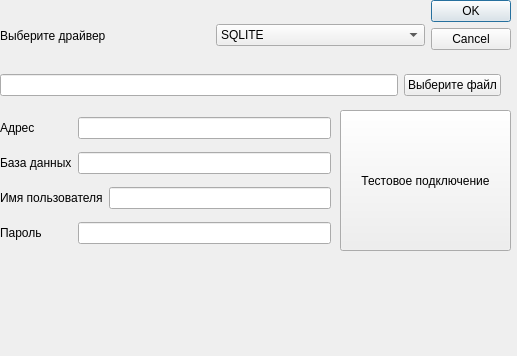
Old version of the form connect_db.ui in the repository mikhailKhmel/database_viewer.
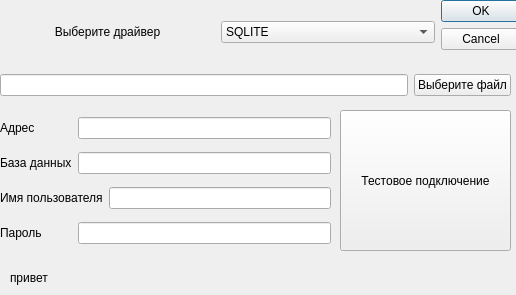
New version of the form.

Commit message:
Тест подключения к sqlite
Баг: подключение удачно, если даже не выбран файл бд

The edit to the form file:
```diff
--- a/connect_db.ui
+++ b/connect_db.ui
@@ -6,8 +6,8 @@
    <rect>
     <x>0</x>
     <y>0</y>
-    <width>517</width>
-    <height>356</height>
+    <width>516</width>
+    <height>295</height>
    </rect>
   </property>
   <property name="windowTitle">
@@ -18,8 +18,8 @@
     <rect>
      <x>0</x>
      <y>70</y>
-     <width>501</width>
-     <height>31</height>
+     <width>511</width>
+     <height>30</height>
     </rect>
    </property>
    <layout class="QHBoxLayout" name="sqlite">
@@ -48,47 +48,16 @@
     <string>Тестовое подключение</string>
    </property>
   </widget>
-  <widget class="QWidget" name="">
+  <widget class="QWidget" name="layoutWidget">
    <property name="geometry">
     <rect>
      <x>0</x>
      <y>0</y>
-     <width>511</width>
-     <height>71</height>
+     <width>521</width>
+     <height>64</height>
     </rect>
    </property>
    <layout class="QGridLayout" name="gridLayout">
-    <item row="0" column="0">
-     <widget class="QLabel" name="label">
-      <property name="text">
-       <string>Выберите драйвер</string>
-      </property>
-     </widget>
-    </item>
-    <item row="0" column="1">
-     <widget class="QComboBox" name="comboBox">
-      <item>
-       <property name="text">
-        <string>SQLITE</string>
-       </property>
-      </item>
-      <item>
-       <property name="text">
-        <string>MYSQL</string>
-       </property>
-      </item>
-      <item>
-       <property name="text">
-        <string>MICROSOFT SQL</string>
-       </property>
-      </item>
-      <item>
-       <property name="text">
-        <string>POSTGRESQL</string>
-       </property>
-      </item>
-     </widget>
-    </item>
     <item row="0" column="2">
      <widget class="QDialogButtonBox" name="buttonBox">
       <property name="orientation">
@@ -99,15 +68,49 @@
       </property>
      </widget>
     </item>
+    <item row="0" column="1">
+     <widget class="QComboBox" name="comboBox_driver">
+      <item>
+       <property name="text">
+        <string>SQLITE</string>
+       </property>
+      </item>
+      <item>
+       <property name="text">
+        <string>MYSQL</string>
+       </property>
+      </item>
+      <item>
+       <property name="text">
+        <string>MICROSOFT SQL</string>
+       </property>
+      </item>
+      <item>
+       <property name="text">
+        <string>POSTGRESQL</string>
+       </property>
+      </item>
+     </widget>
+    </item>
+    <item row="0" column="0">
+     <widget class="QLabel" name="label">
+      <property name="text">
+       <string>Выберите драйвер</string>
+      </property>
+      <property name="alignment">
+       <set>Qt::AlignCenter</set>
+      </property>
+     </widget>
+    </item>
    </layout>
   </widget>
-  <widget class="QWidget" name="">
+  <widget class="QWidget" name="layoutWidget">
    <property name="geometry">
     <rect>
      <x>0</x>
      <y>110</y>
      <width>331</width>
-     <height>141</height>
+     <height>142</height>
     </rect>
    </property>
    <layout class="QGridLayout" name="mysql">
@@ -153,6 +156,19 @@
     </item>
    </layout>
   </widget>
+  <widget class="QLabel" name="connection_result">
+   <property name="geometry">
+    <rect>
+     <x>10</x>
+     <y>270</y>
+     <width>201</width>
+     <height>16</height>
+    </rect>
+   </property>
+   <property name="text">
+    <string>привет</string>
+   </property>
+  </widget>
  </widget>
  <resources/>
  <connections>
```
Left out of the diff: 52 changed lines with no effect on the pictures. The commit also changes 4 other files.
